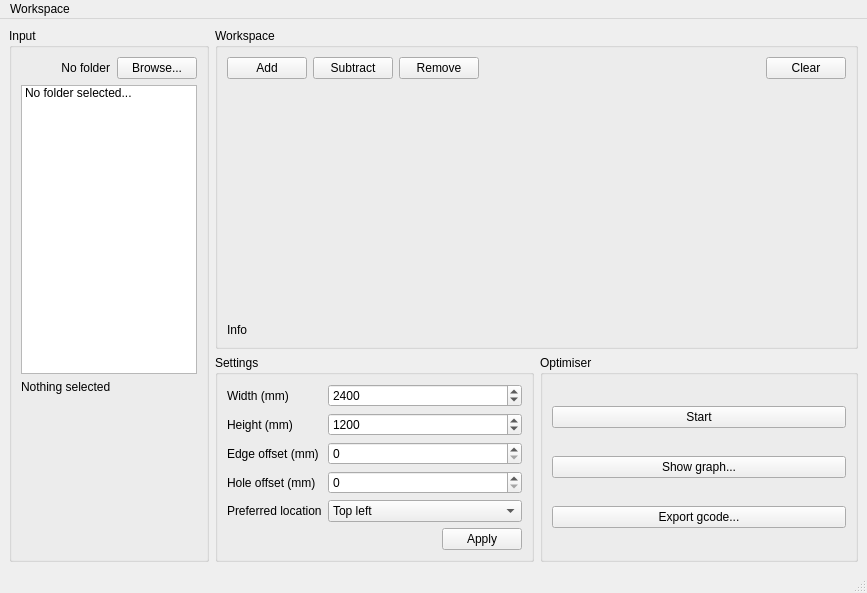
Above: gui/WasteOptimiserGUI.ui from Papooch/WasteOptimiser before the change. Below: the same form after it.
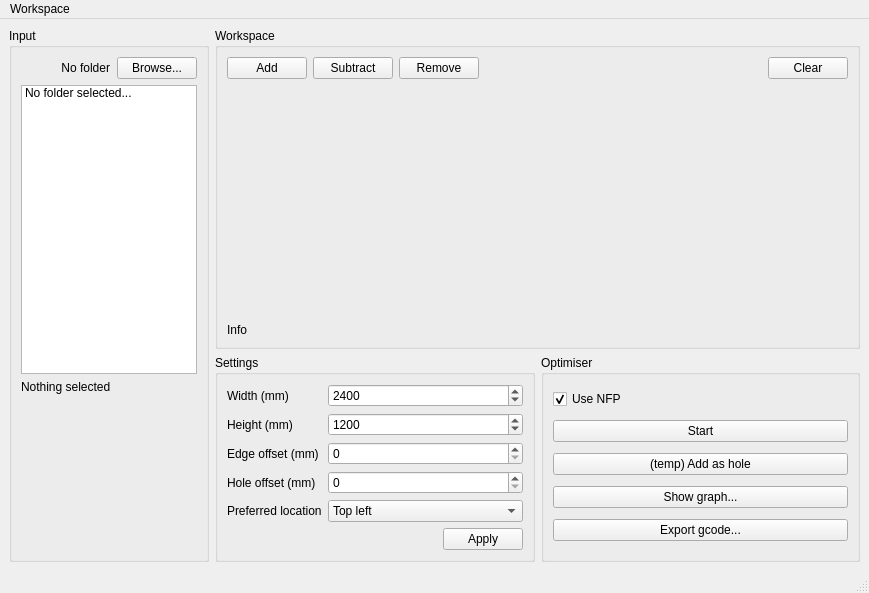
That is the form after the change.

Patch:
```diff
--- a/gui/WasteOptimiserGUI.ui
+++ b/gui/WasteOptimiserGUI.ui
@@ -6,7 +6,7 @@
    <rect>
     <x>0</x>
     <y>0</y>
-    <width>867</width>
+    <width>869</width>
     <height>593</height>
    </rect>
   </property>
@@ -323,6 +323,16 @@
            <string>Optimiser</string>
           </property>
           <layout class="QVBoxLayout" name="verticalLayout_5">
+           <item>
+            <widget class="QCheckBox" name="cb_optimiser_use_nfp">
+             <property name="text">
+              <string>Use NFP</string>
+             </property>
+             <property name="checked">
+              <bool>true</bool>
+             </property>
+            </widget>
+           </item>
            <item>
             <widget class="QPushButton" name="pb_optimiser_start">
              <property name="text">
@@ -330,6 +340,13 @@
              </property>
             </widget>
            </item>
+           <item>
+            <widget class="QPushButton" name="pb_optimiser_add_as_hole">
+             <property name="text">
+              <string>(temp) Add as hole</string>
+             </property>
+            </widget>
+           </item>
            <item>
             <widget class="QPushButton" name="pb_optimiser_history">
              <property name="text">
@@ -358,7 +375,7 @@
     <rect>
      <x>0</x>
      <y>0</y>
-     <width>867</width>
+     <width>869</width>
      <height>21</height>
     </rect>
    </property>
```
